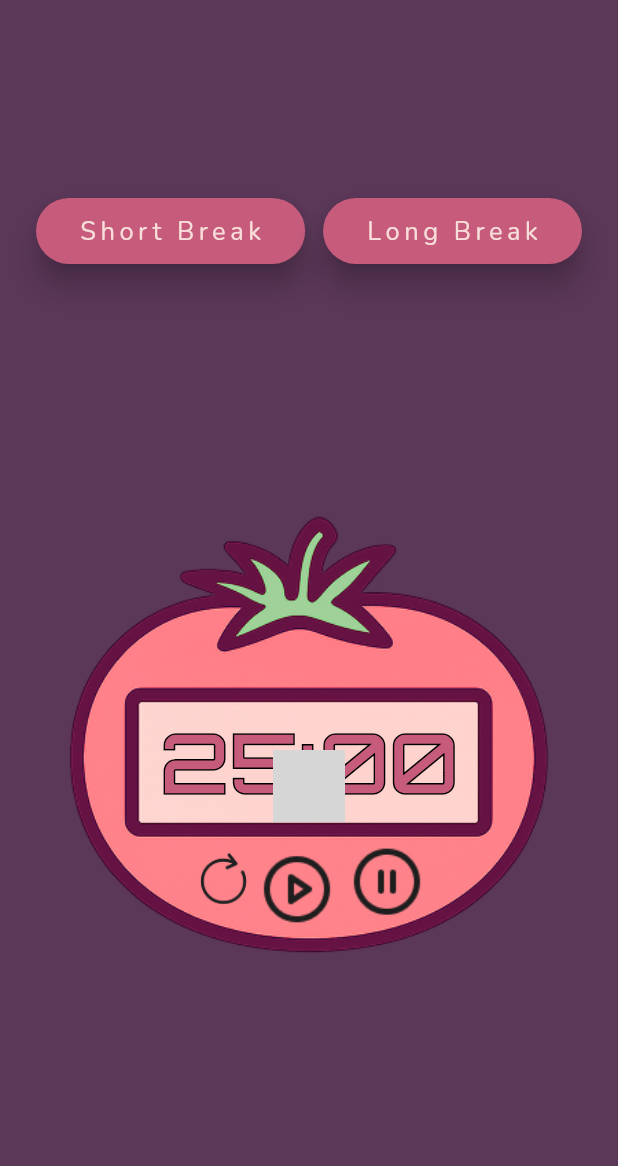
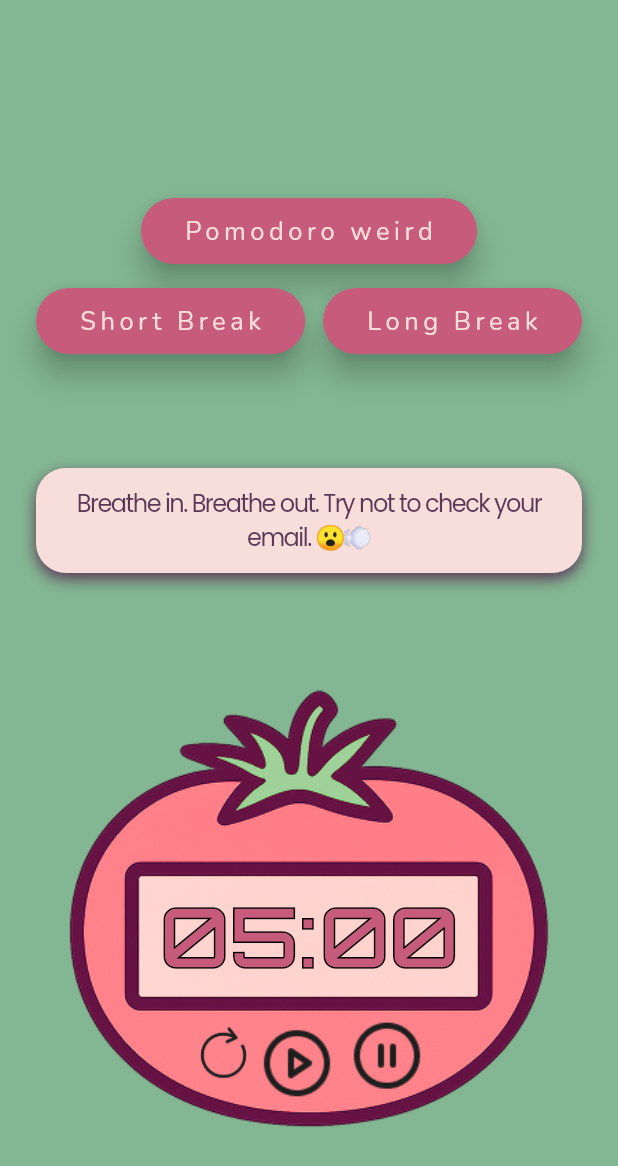
Before and after one commit to vansolinka/pomdoroweird, a Flutter app: the screen it shows after launch, after a tap on "Short Break", on a phone screen of 412 x 824 dp. Shown: the top 1166 px of the screen. Run offline on Flutter 3.47's test engine with Material 3 defaults, Android fonts, the phone set to English and light mode, and no system bars; missing offline and left inert: flutter_arc_text; grey boxes are pictures that could not be loaded.

Commit message:
Short break page and message + functions parameters buttons tomato explodes the right time

```diff
--- a/lib/screens/home_screen.dart
+++ b/lib/screens/home_screen.dart
@@ -3,6 +3,8 @@ import '../themes/app_theme.dart';
 import '../widgets/tomato_display.dart';
 import '../widgets/buttons.dart';
 import '../widgets/logo.dart';
+import 'short_break.dart';
+
 
 class HomeScreen extends StatelessWidget {
   const HomeScreen({super.key});
@@ -30,7 +32,12 @@ class HomeScreen extends StatelessWidget {
                     children: [
                       BreakButton(
                         label: 'Short Break',
-                        onPressed: () => print('Short Break'),
+                        onPressed: () {
+                          Navigator.push(
+                            context,
+                            MaterialPageRoute(builder: (context) => const ShortBreakScreen()),
+                          );
+                        },
                       ),
                       BreakButton(
                         label: 'Long Break',
@@ -39,7 +46,15 @@ class HomeScreen extends StatelessWidget {
                     ],
                   ),
                   const SizedBox(height: 130), // space to make room for the logo overlap
-                  TomatoDisplay(size: screenWidth * 0.9),
+                  TomatoDisplay(
+                    size: screenWidth * 0.9,
+                    duration: const Duration(minutes: 25),
+                    startPulse: 1440,
+                    breakTomato: 1430,
+                    onStart: () {
+
+                    },
+                    ),
                 ],
               ),
             ),
--- /dev/null
+++ b/lib/screens/short_break.dart
@@ -0,0 +1,109 @@
+import 'package:flutter/material.dart';
+import '../themes/app_theme.dart';
+import '../widgets/tomato_display.dart';
+import '../widgets/buttons.dart';
+import '../widgets/break_messages.dart';
+import 'dart:math';
+
+class ShortBreakScreen extends StatefulWidget {
+  const ShortBreakScreen({super.key});
+
+  @override
+  State<ShortBreakScreen> createState() => _ShortBreakScreenState();
+}
+
+class _ShortBreakScreenState extends State<ShortBreakScreen> {
+  String _message = shortBreakMessages[0];
+
+  void _refreshMessage() {
+    final random = Random();
+    setState(() {
+      _message = shortBreakMessages[random.nextInt(shortBreakMessages.length)];
+    });
+  }
+
+  @override
+  Widget build(BuildContext context) {
+    final screenWidth = MediaQuery.of(context).size.width;
+
+    return Scaffold(
+      backgroundColor: AppColors.mintFocus,
+      body: SafeArea(
+        child: Stack(
+          alignment: Alignment.center,
+          children: [
+            // Main scrollable content
+            SingleChildScrollView(
+              padding: const EdgeInsets.symmetric(horizontal: 24.0, vertical: 32.0),
+              child: Column(
+                mainAxisAlignment: MainAxisAlignment.center,
+                children: [
+                  const SizedBox(height: 100),
+                  Column(
+                    crossAxisAlignment: CrossAxisAlignment.center,
+                    children: [
+                      // Top: Pomodoro Button
+                      Center(
+                        child: BreakButton(
+                          label: 'Pomodoro weird',
+                          onPressed: () {
+                            Navigator.pop(context);
+                          },
+                        ),
+                      ),
+                      const SizedBox(height: 16),
+                      // Bottom Row: Short & Long Break
+                      Row(
+                        mainAxisAlignment: MainAxisAlignment.spaceBetween,
+                        children: [
+                          BreakButton(
+                            label: 'Short Break',
+                            onPressed: () {}, // stays here
+                          ),
+                          BreakButton(
+                            label: 'Long Break',
+                            onPressed: () {}, // TODO: add nav to Long Break screen
+                          ),
+                        ],
+                      ),
+                      const SizedBox(height: 60),
+                      // 💬 Message Bubble
+                      Container(
+                        margin: const EdgeInsets.only(top: 16),
+                        padding: const EdgeInsets.symmetric(horizontal: 20, vertical: 12),
+                        decoration: BoxDecoration(
+                          color: AppColors.softTomato,
+                          borderRadius: BorderRadius.circular(20),
+                          boxShadow: [
+                            BoxShadow(
+                              color: AppColors.plumCalm,
+                              blurRadius: 8,
+                              offset: const Offset(0, 4),
+                            ),
+                          ],
+                        ),
+                        child: Text(
+                          _message,
+                          textAlign: TextAlign.center,
+                          style: AppTextStyles.bodyMessages,
+                        ),
+                      ),
+                    ],
+                  ),
+                  const SizedBox(height: 40),
+                  TomatoDisplay(
+                    size: screenWidth * 0.9,
+                    duration: const Duration(minutes: 5),
+                    startPulse: 120,
+                    breakTomato: 0,
+                    onStart: _refreshMessage, // 👈 this gets called when Play is pressed
+                  ),
+                ],
+              ),
+            ),
+          ],
+        ),
+      ),
+    );
+  }
+}
--- a/lib/themes/app_theme.dart
+++ b/lib/themes/app_theme.dart
@@ -21,6 +21,12 @@ class AppTextStyles {
     color: AppColors.softTomato,
     fontFamily: 'Poppins',
   );
+    static const bodyMessages = TextStyle(
+    fontSize: 16,
+    color: AppColors.plumCalm,
+    fontFamily: 'Poppins',
+    letterSpacing: -1
+  );
     static const buttons = TextStyle(
     fontSize: 17,
     fontWeight: FontWeight.w500,
--- /dev/null
+++ b/lib/widgets/break_messages.dart
@@ -0,0 +1,25 @@
+const List<String> shortBreakMessages = [
+  "Breathe in. Breathe out. Try not to check your email. 😮‍💨",
+  "Stretch something. Not your to-do list. 🧘",
+  "You have 5 minutes to become a forest elf or hydrate. 🌲",
+  "Close your eyes for 30 seconds. Pretend you’re offline. 📴",
+  "Mini break. Mega legend. 🦸",
+  "This break is brought to you by Not Melting Down Inc. 🧊",
+  "If you don’t drink water now, I’ll haunt your next timer. 💧",
+  "Look away from the screen. Yes, now. 👀",
+  "Touch something that isn’t digital. 🌿",
+  "Just sit there. Like a calm tomato. 🍅",
+];
+
+const List<String> longBreakMessages = [
+  "You earned this. Go become horizontal. 🛏️",
+  "Time to romanticize your snack break. 🥐",
+  "Rest like your inner child just built a pillow fort. 🧸",
+  "Let your brain go for a walk without you. 🚶‍♂️",
+  "This break is a love letter to your future focus. 💌",
+  "Put on socks. Walk with intention. Sit again. 🧦",
+  "Congratulations. You’re not a productivity robot. 🤖🚫",
+  "15 minutes to remember you exist outside of checkboxes. ☁️",
+  "Get cozy. Or weird. Your choice. 🐛",
+  "This break contains zero guilt and one imaginary blanket. 🛋️",
+];
--- a/lib/widgets/tomato_display.dart
+++ b/lib/widgets/tomato_display.dart
@@ -5,8 +5,20 @@ import 'timer_widget.dart';
 
 class TomatoDisplay extends StatefulWidget {
   final double size;
+  final Duration duration;
+  final int startPulse;
+  final int breakTomato;
+  final VoidCallback? onStart;
 
-  const TomatoDisplay({super.key, required this.size});
+
+  const TomatoDisplay({
+    super.key,
+    required this.size,
+    required this.duration,
+    required this.startPulse,
+    required this.breakTomato,
+    required this.onStart
+    });
 
   @override
   State<TomatoDisplay> createState() => _TomatoDisplayState();
@@ -113,14 +125,14 @@ class _TomatoDisplayState extends State<TomatoDisplay>
           top: 165,
           child: DigitalTimer(
             key: timerKey,
-            initialTime: const Duration(minutes: 25),
+            initialTime: widget.duration,
             textStyle: AppTextStyles.timer.copyWith(fontSize: 52),
             onTick: (remaining) {
-              if (remaining.inSeconds <= 1440 && !_isFastBreathing) {
+              if (remaining.inSeconds <= widget.startPulse && !_isFastBreathing) {
                 setFastPulse(); // starts at 24 minute for testing, later change for 300 seconds already working
               }
 
-              if (remaining.inSeconds == 1430 && !_isCracked) {
+              if (remaining.inSeconds == widget.breakTomato && !_isCracked) {
                 setState(() {
                   _isCracked = true;
                 });
@@ -142,6 +154,7 @@ class _TomatoDisplayState extends State<TomatoDisplay>
               onTap: () {
                 timerKey.currentState?.startTimer();
                 startTomatoPulse();
+                widget.onStart?.call();
                 setState(() {
                   _isCracked = false;
                 });
```
